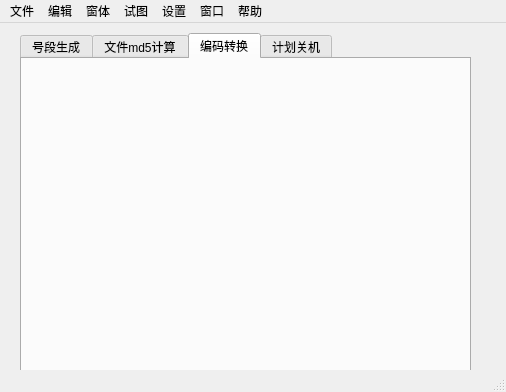
Before: the Qt Designer form lywt/ui/MainWindow.ui in LuShengcan/lywt, drawn with Qt 5.
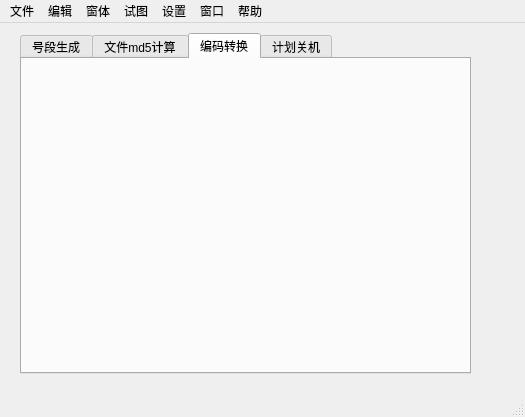
After: the same form once the commit is applied. The open tabs and pages were chosen to show the change.

The edit to the form file:
```diff
--- a/lywt/ui/MainWindow.ui
+++ b/lywt/ui/MainWindow.ui
@@ -6,8 +6,8 @@
    <rect>
     <x>0</x>
     <y>0</y>
-    <width>506</width>
-    <height>392</height>
+    <width>525</width>
+    <height>417</height>
    </rect>
   </property>
   <property name="windowTitle">
@@ -148,7 +148,7 @@
     <rect>
      <x>0</x>
      <y>0</y>
-     <width>506</width>
+     <width>525</width>
      <height>22</height>
     </rect>
    </property>
```
Left out of the diff: 2 changed lines with no effect on the pictures.
